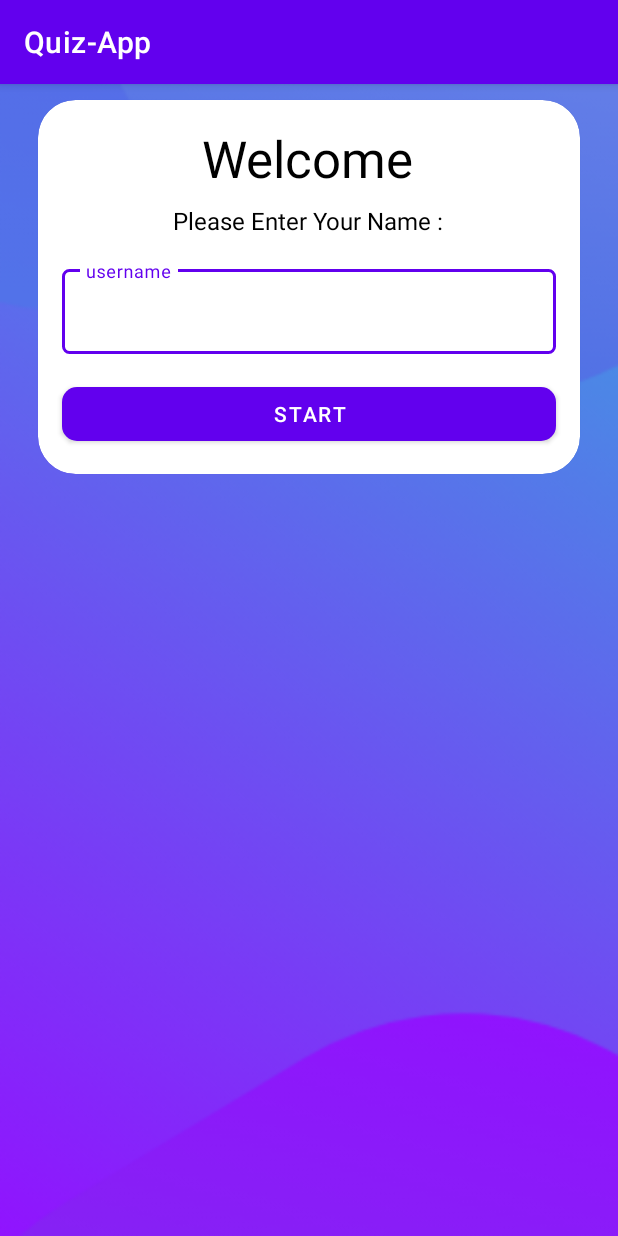
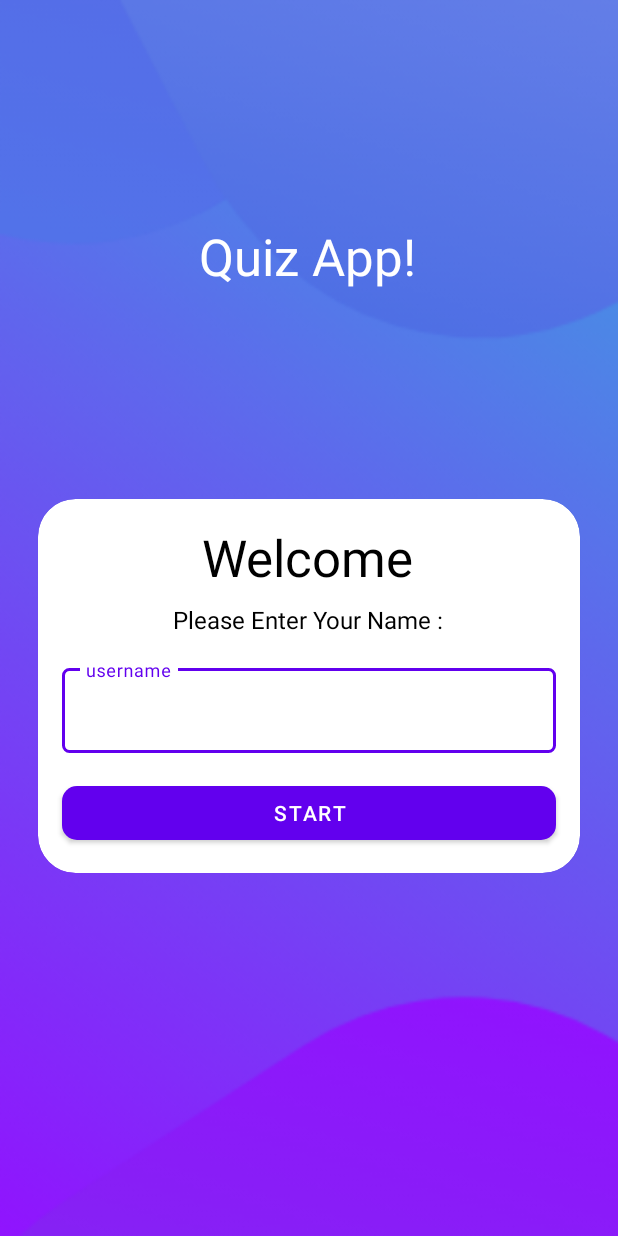
Before and after one commit to MostafaMohamed2002/Quiz-App, an Android app: the screen it shows after launch (MainActivity), on a phone screen of 412 x 824 dp. Run offline under Robolectric (Android 15) with nearby library versions, the phone set to English and light mode, and no system bars.

Commit message:
full screen and hide action bar

```diff
--- a/app/src/main/res/layout/activity_main.xml
+++ b/app/src/main/res/layout/activity_main.xml
@@ -27,12 +27,13 @@
         android:layout_height="wrap_content"
         android:layout_marginStart="16dp"
         android:layout_marginEnd="16dp"
+        android:layout_marginBottom="231dp"
         app:cardCornerRadius="25dp"
         app:cardUseCompatPadding="true"
+        app:layout_constraintBottom_toBottomOf="parent"
         app:layout_constraintEnd_toEndOf="parent"
         app:layout_constraintHorizontal_bias="0.0"
-        app:layout_constraintStart_toStartOf="parent"
-        tools:layout_editor_absoluteY="230dp">
+        app:layout_constraintStart_toStartOf="parent">
 
         <androidx.constraintlayout.widget.ConstraintLayout
             android:layout_width="match_parent"
--- a/app/src/main/res/values/themes.xml
+++ b/app/src/main/res/values/themes.xml
@@ -1,6 +1,6 @@
 <resources xmlns:tools="http://schemas.android.com/tools">
     <!-- Base application theme. -->
-    <style name="Theme.QuizApp" parent="Theme.MaterialComponents.DayNight.DarkActionBar">
+    <style name="Theme.QuizApp" parent="Theme.MaterialComponents.DayNight.NoActionBar">
         <!-- Primary brand color. -->
         <item name="colorPrimary">@color/purple_500</item>
         <item name="colorPrimaryVariant">@color/purple_700</item>
@@ -12,5 +12,6 @@
         <!-- Status bar color. -->
         <item name="android:statusBarColor">?attr/colorPrimaryVariant</item>
         <!-- Customize your theme here. -->
+        <item name="android:windowFullscreen">true</item>
     </style>
 </resources>
```
